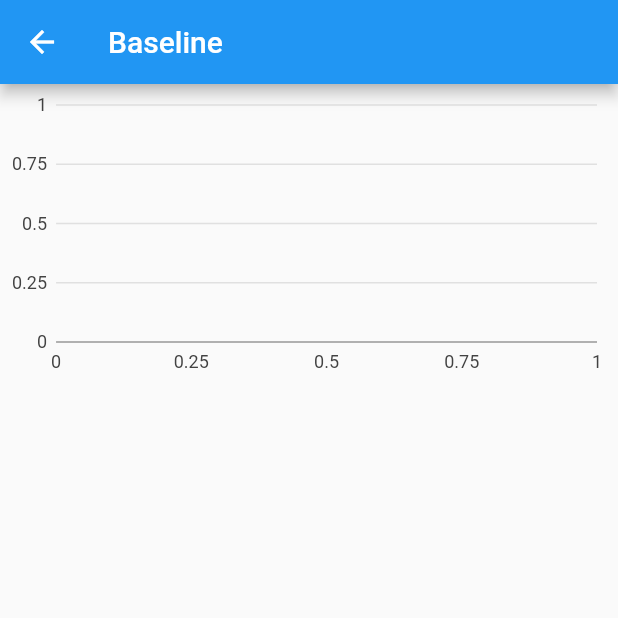
After one commit to CyberzSentry/iTry, a Flutter app: the BaselineResultsPage screen opened by its route, on a phone screen of 412 x 824 dp, the top half of it. The commit adds this screen. Run offline on Flutter 3.47's test engine with Material 2 defaults, Android fonts, the phone set to English and light mode, and no system bars; our stand-ins replace charts_flutter, sqflite; accounts and stored records are empty.

Commit message:
Created baseline graph prototype

```diff
--- a/lib/fragments/drawer_fragment.dart
+++ b/lib/fragments/drawer_fragment.dart
@@ -16,8 +16,7 @@ class DrawerFragment extends StatelessWidget {
     new DrawerItem(HomePage.title, HomePage.icon, HomePage.routeName),
     new DrawerItem(TestsPage.title, TestsPage.icon, TestsPage.routeName),
     new DrawerItem(ResultsPage.title, ResultsPage.icon, ResultsPage.routeName),
-    new DrawerItem(
-        SettingsPage.title, SettingsPage.icon, SettingsPage.routeName)
+    new DrawerItem(SettingsPage.title, SettingsPage.icon, SettingsPage.routeName)
   ];
 
   @override
--- /dev/null
+++ b/lib/pages/results/baseline_results_page.dart
@@ -0,0 +1,96 @@
+import 'package:charts_flutter/flutter.dart';
+import 'package:flutter/material.dart';
+import 'package:itry/database/accessors/first_test_accessor.dart';
+import 'package:itry/database/models/first_test.dart';
+
+class BaselineResultsPage extends StatefulWidget {
+  static const String routeName = '/baselineResults';
+  static const String title = "Baseline";
+
+  @override
+  _BaselineResultsPageState createState() => _BaselineResultsPageState();
+}
+
+class _BaselineResultsPageState extends State<BaselineResultsPage> {
+  FirstTestAccessor fta = FirstTestAccessor();
+
+  var _enabledDataTypes = [true];
+
+  DateTime _from = DateTime.now().subtract(new Duration(days: 30));
+  DateTime _to = DateTime.now().add(new Duration(days: 1));
+
+  Future<GraphData> _getGraphData() async {
+    GraphData data = GraphData();
+
+    if (_enabledDataTypes[0]) {
+      List<GraphDataType> firstTestData = <GraphDataType>[];
+      var firstTestList = await fta.getAll();
+      var firstTestListFiltered = firstTestList
+          .where((x) => x.date.isAfter(_from) & x.date.isBefore(_to));
+
+      for (var item in firstTestListFiltered) {
+        firstTestData.add(GraphDataType(
+            item.date.difference(_from).inDays, item.score / 100));
+      }
+      firstTestData.sort((a, b) => a.day.compareTo(b.day));
+      data.firstTestData = firstTestData;
+    }
+    return data;
+  }
+
+  LineChart _generateChart(GraphData data) {
+    var seriesList = <Series<GraphDataType, int>>[];
+
+    if (data.firstTestData != null) {
+      seriesList.add(
+        Series(
+            id: 'FirstTest',
+            data: data.firstTestData,
+            domainFn: (GraphDataType point, _) => point.day,
+            measureFn: (GraphDataType point, _) => point.result),
+      );
+    }
+
+    return LineChart(seriesList);
+  }
+
+  @override
+  Widget build(BuildContext context) {
+    return Scaffold(
+      appBar: AppBar(
+        title: Text(BaselineResultsPage.title),
+      ),
+      body: Container(
+        child: Column(
+          children: <Widget>[
+            SizedBox(
+              height: 200,
+              child: FutureBuilder<GraphData>(
+                future: _getGraphData(),
+                builder:
+                    (BuildContext context, AsyncSnapshot<GraphData> snapshot) {
+                  if (snapshot.hasData) {
+                    return _generateChart(snapshot.data);
+                  } else {
+                    return Center(child: CircularProgressIndicator());
+                  }
+                },
+              ),
+            ),
+          ],
+        ),
+      ),
+    );
+  }
+}
+
+class GraphData {
+  List<GraphDataType> firstTestData;
+}
+
+class GraphDataType {
+  int day;
+  double result;
+
+  GraphDataType(this.day, this.result);
+}
--- a/lib/routing/routes.dart
+++ b/lib/routing/routes.dart
@@ -1,5 +1,6 @@
 import 'package:flutter/material.dart';
 import 'package:itry/pages/home_page.dart';
+import 'package:itry/pages/results/baseline_results_page.dart';
 import 'package:itry/pages/results_page.dart';
 import 'package:itry/pages/settings_page.dart';
 import 'package:itry/pages/tests/first_test_page.dart';
@@ -11,4 +12,5 @@ import 'package:itry/pages/tests_page.dart';
   SettingsPage.routeName : (context) => SettingsPage(),
   TestsPage.routeName : (context) => TestsPage(),
   FirstTestPage.routeName : (context) => FirstTestPage(),
+  BaselineResultsPage.routeName : (context) => BaselineResultsPage(),
 };
--- a/pubspec.yaml
+++ b/pubspec.yaml
@@ -24,6 +24,7 @@ dependencies:
   # Use with the CupertinoIcons class for iOS style icons.
   cupertino_icons: ^0.1.2
   sqflite: ^1.3.0
+  charts_flutter: any
 
 dev_dependencies:
   flutter_test:
```
Also changed, not shown: lib/pages/results_page.dart (+46 -28 lines), lib/pages/tests/first_test_page.dart (+9 -1 lines), lib/pages/tests_page.dart (+6 -2 lines), lib/pages/tests/anxiety_depression_monthly_test.dart (added), pubspec.lock.
